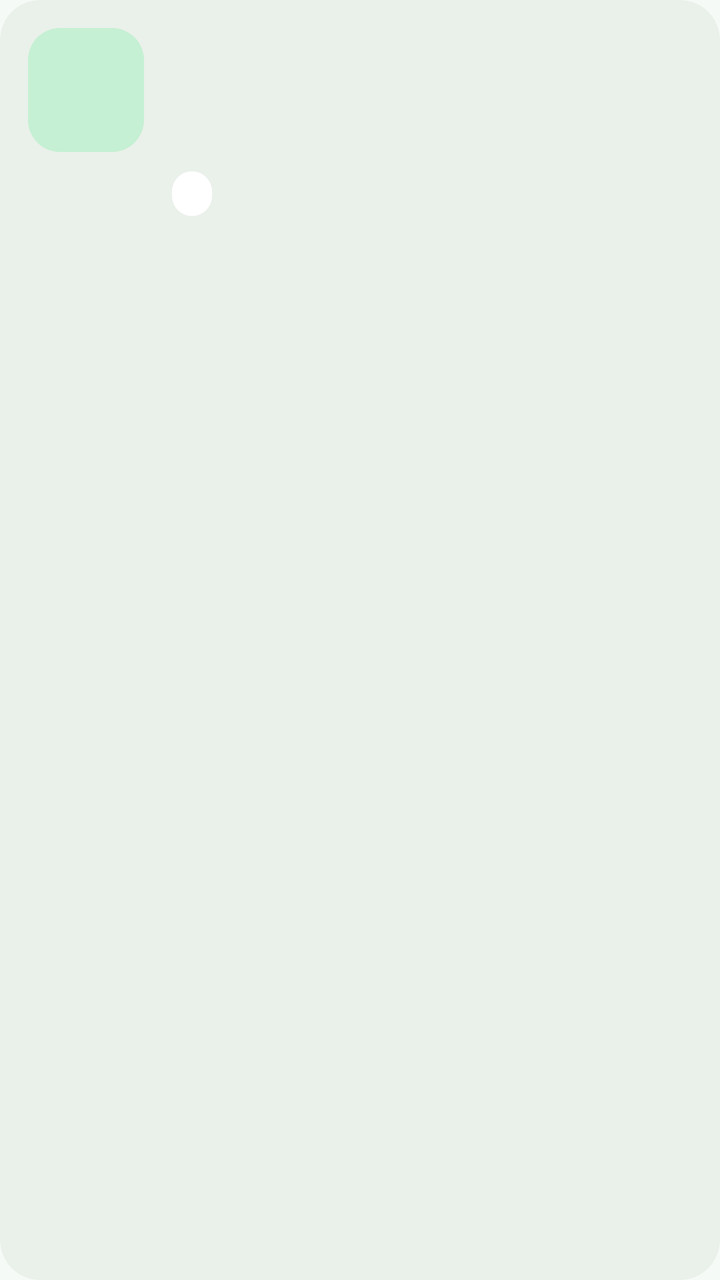
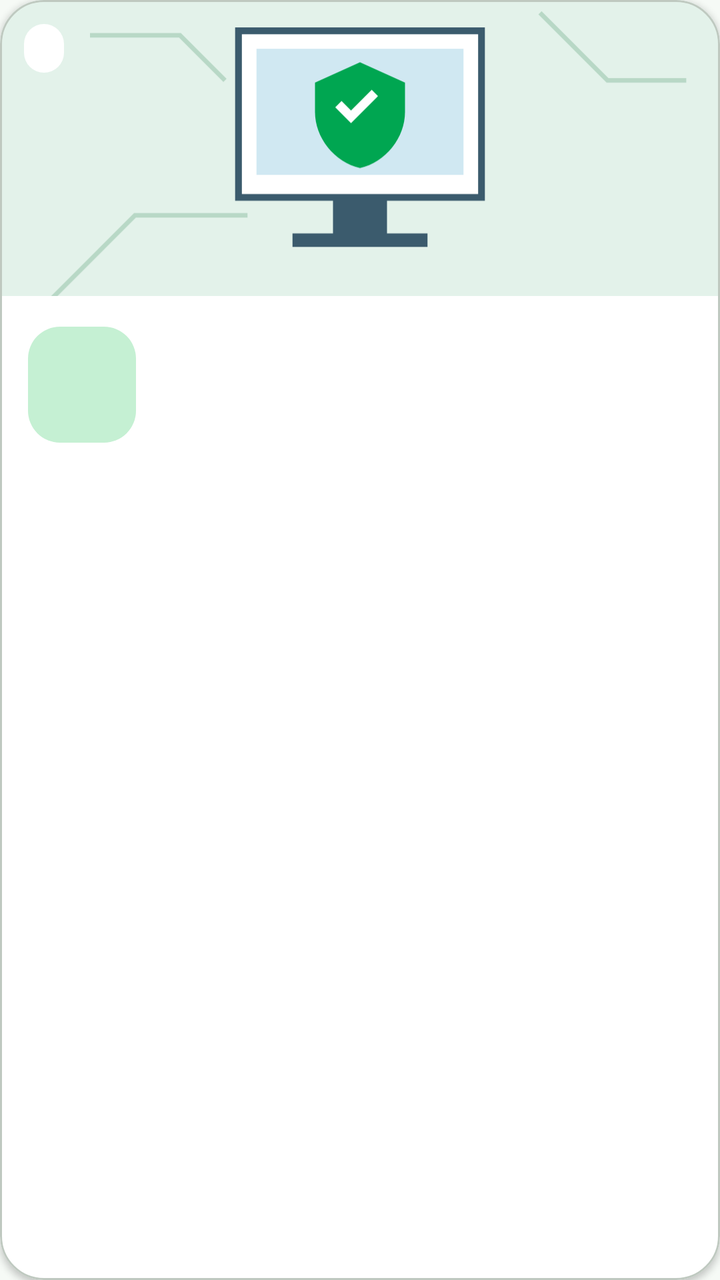

Two renders of the same Android screen: before a commit and after it. Below are the layout's source before the change and the commit's diff.
<!-- AndroidManifest.xml: application theme Theme.ClubHub -->
<!-- res/layout/item_event.xml -->
<?xml version="1.0" encoding="utf-8"?>
<com.google.android.material.card.MaterialCardView xmlns:android="http://schemas.android.com/apk/res/android"
    xmlns:app="http://schemas.android.com/apk/res-auto"
    style="@style/Widget.Material3.CardView.Filled"
    android:layout_width="match_parent"
    android:layout_height="wrap_content"
    android:layout_marginHorizontal="6dp"
    android:layout_marginVertical="6dp"
    android:clickable="true"
    android:focusable="true"
    app:cardBackgroundColor="?attr/colorSurfaceContainer"
    app:cardCornerRadius="20dp"
    app:cardElevation="0dp"
    app:strokeWidth="0dp">

    <LinearLayout
        android:layout_width="match_parent"
        android:layout_height="wrap_content"
        android:orientation="horizontal"
        android:padding="14dp">

        <LinearLayout
            android:layout_width="58dp"
            android:layout_height="62dp"
            android:background="@drawable/bg_date_block"
            android:gravity="center"
            android:orientation="vertical">

            <TextView
                android:id="@+id/tv_day"
                android:layout_width="wrap_content"
                android:layout_height="wrap_content"
                android:textColor="?attr/colorOnPrimaryContainer"
                android:textSize="22sp"
                android:textStyle="bold" />

            <TextView
                android:id="@+id/tv_month"
                android:layout_width="wrap_content"
                android:layout_height="wrap_content"
                android:textColor="?attr/colorOnPrimaryContainer"
                android:textSize="11sp"
                android:textStyle="bold" />
        </LinearLayout>

        <LinearLayout
            android:layout_width="0dp"
            android:layout_height="wrap_content"
            android:layout_marginStart="14dp"
            android:layout_weight="1"
            android:orientation="vertical">

            <TextView
                android:id="@+id/tv_title"
                android:layout_width="match_parent"
                android:layout_height="wrap_content"
                android:ellipsize="end"
                android:maxLines="2"
                android:textAppearance="?attr/textAppearanceTitleMedium"
                android:textStyle="bold" />

            <TextView
                android:id="@+id/tv_meta"
                android:layout_width="match_parent"
                android:layout_height="wrap_content"
                android:layout_marginTop="2dp"
                android:ellipsize="end"
                android:maxLines="1"
                android:textAppearance="?attr/textAppearanceBodyMedium"
                android:textColor="?attr/colorOnSurfaceVariant" />

            <TextView
                android:id="@+id/tv_venue"
                android:layout_width="match_parent"
                android:layout_height="wrap_content"
                android:ellipsize="end"
                android:maxLines="1"
                android:textAppearance="?attr/textAppearanceBodyMedium"
                android:textColor="?attr/colorOnSurfaceVariant" />

            <LinearLayout
                android:layout_width="match_parent"
                android:layout_height="wrap_content"
                android:layout_marginTop="10dp"
                android:gravity="center_vertical"
                android:orientation="horizontal">

                <TextView
                    android:id="@+id/tv_type"
                    android:layout_width="wrap_content"
                    android:layout_height="wrap_content"
                    android:background="@drawable/bg_pill_solid"
                    android:paddingHorizontal="10dp"
                    android:paddingVertical="3dp"
                    android:textSize="12sp"
                    android:textStyle="bold" />

                <TextView
                    android:id="@+id/tv_seats"
                    android:layout_width="0dp"
                    android:layout_height="wrap_content"
                    android:layout_marginStart="10dp"
                    android:layout_weight="1"
                    android:ellipsize="end"
                    android:maxLines="1"
                    android:textAppearance="?attr/textAppearanceLabelMedium"
                    android:textColor="?attr/colorOnSurfaceVariant" />

                <TextView
                    android:id="@+id/tv_status"
                    android:layout_width="wrap_content"
                    android:layout_height="wrap_content"
                    android:layout_marginStart="8dp"
                    android:background="@drawable/bg_pill"
                    android:paddingHorizontal="10dp"
                    android:paddingVertical="3dp"
                    android:textColor="?attr/colorOnPrimaryContainer"
                    android:textSize="12sp"
                    android:textStyle="bold"
                    android:visibility="gone" />
            </LinearLayout>
        </LinearLayout>
    </LinearLayout>
</com.google.android.material.card.MaterialCardView>
<!-- resources referenced by this layout -->
<resources>
  <!-- drawable bg_date_block (drawable) -->
  <?xml version="1.0" encoding="utf-8"?>
  <shape xmlns:android="http://schemas.android.com/apk/res/android"
      android:shape="rectangle">
      <solid android:color="?attr/colorPrimaryContainer" />
      <corners android:radius="16dp" />
  </shape>
  <!-- drawable bg_pill (drawable) -->
  <?xml version="1.0" encoding="utf-8"?>
  <shape xmlns:android="http://schemas.android.com/apk/res/android"
      android:shape="rectangle">
      <solid android:color="?attr/colorPrimaryContainer" />
      <corners android:radius="50dp" />
  </shape>
  <!-- drawable bg_pill_solid (drawable) -->
  <?xml version="1.0" encoding="utf-8"?>
  <shape xmlns:android="http://schemas.android.com/apk/res/android"
      android:shape="rectangle">
      <solid android:color="#FFFFFF" />
      <corners android:radius="50dp" />
  </shape>
  <style name="Theme.ClubHub" parent="Base.Theme.ClubHub" />
  <style name="Widget.ClubHub.TextInputLayout" parent="Widget.Material3.TextInputLayout.OutlinedBox">
          <item name="boxCornerRadiusTopStart">14dp</item>
          <item name="boxCornerRadiusTopEnd">14dp</item>
          <item name="boxCornerRadiusBottomStart">14dp</item>
          <item name="boxCornerRadiusBottomEnd">14dp</item>
      </style>
  <style name="Widget.ClubHub.Button" parent="Widget.Material3.Button">
          <item name="cornerRadius">16dp</item>
      </style>
  <!-- unchanged entries left out for length: 1 -->
</resources>

<!-- the commit's change to res/layout/item_event.xml (unified diff, before → after) -->
@@ -5,119 +5,144 @@
     android:layout_width="match_parent"
     android:layout_height="wrap_content"
     android:layout_marginHorizontal="6dp"
-    android:layout_marginVertical="6dp"
+    android:layout_marginVertical="8dp"
     android:clickable="true"
     android:focusable="true"
-    app:cardBackgroundColor="?attr/colorSurfaceContainer"
-    app:cardCornerRadius="20dp"
-    app:cardElevation="0dp"
-    app:strokeWidth="0dp">
+    app:cardBackgroundColor="?attr/colorSurfaceContainerLowest"
+    app:cardCornerRadius="22dp"
+    app:cardElevation="2dp"
+    app:strokeColor="?attr/colorOutlineVariant"
+    app:strokeWidth="1dp">
 
     <LinearLayout
         android:layout_width="match_parent"
         android:layout_height="wrap_content"
-        android:orientation="horizontal"
-        android:padding="14dp">
+        android:orientation="vertical">
 
-        <LinearLayout
-            android:layout_width="58dp"
-            android:layout_height="62dp"
-            android:background="@drawable/bg_date_block"
-            android:gravity="center"
-            android:orientation="vertical">
+        <FrameLayout
+            android:layout_width="match_parent"
+            android:layout_height="148dp">
+
+            <ImageView
+                android:id="@+id/iv_event_banner"
+                android:layout_width="match_parent"
+                android:layout_height="match_parent"
+                android:contentDescription="@string/title_event"
+                android:scaleType="centerCrop"
+                android:src="@drawable/bg_default_event_banner" />
 
             <TextView
-                android:id="@+id/tv_day"
+                android:id="@+id/tv_type"
                 android:layout_width="wrap_content"
                 android:layout_height="wrap_content"
-                android:textColor="?attr/colorOnPrimaryContainer"
-                android:textSize="22sp"
+                android:layout_gravity="top|start"
+                android:layout_margin="12dp"
+                android:background="@drawable/bg_pill_solid"
+                android:paddingHorizontal="10dp"
+                android:paddingVertical="4dp"
+                android:textSize="12sp"
                 android:textStyle="bold" />
 
             <TextView
-                android:id="@+id/tv_month"
+                android:id="@+id/tv_status"
                 android:layout_width="wrap_content"
                 android:layout_height="wrap_content"
+                android:layout_gravity="top|end"
+                android:layout_margin="12dp"
+                android:background="@drawable/bg_pill"
+                android:paddingHorizontal="10dp"
+                android:paddingVertical="4dp"
                 android:textColor="?attr/colorOnPrimaryContainer"
-                android:textSize="11sp"
-                android:textStyle="bold" />
-        </LinearLayout>
+                android:textSize="12sp"
+                android:textStyle="bold"
+                android:visibility="gone" />
+        </FrameLayout>
 
         <LinearLayout
-            android:layout_width="0dp"
+            android:layout_width="match_parent"
             android:layout_height="wrap_content"
-            android:layout_marginStart="14dp"
-            android:layout_weight="1"
-            android:orientation="vertical">
-
-            <TextView
-                android:id="@+id/tv_title"
-                android:layout_width="match_parent"
-                android:layout_height="wrap_content"
-                android:ellipsize="end"
-                android:maxLines="2"
-                android:textAppearance="?attr/textAppearanceTitleMedium"
-                android:textStyle="bold" />
-
-            <TextView
-                android:id="@+id/tv_meta"
-                android:layout_width="match_parent"
-                android:layout_height="wrap_content"
-                android:layout_marginTop="2dp"
-                android:ellipsize="end"
-                android:maxLines="1"
-                android:textAppearance="?attr/textAppearanceBodyMedium"
-                android:textColor="?attr/colorOnSurfaceVariant" />
-
-            <TextView
-                android:id="@+id/tv_venue"
-                android:layout_width="match_parent"
-                android:layout_height="wrap_content"
-                android:ellipsize="end"
-                android:maxLines="1"
-                android:textAppearance="?attr/textAppearanceBodyMedium"
-                android:textColor="?attr/colorOnSurfaceVariant" />
+            android:gravity="center_vertical"
+            android:baselineAligned="false"
+                        android:orientation="horizontal"
+            android:padding="14dp">
 
             <LinearLayout
-                android:layout_width="match_parent"
-                android:layout_height="wrap_content"
-                android:layout_marginTop="10dp"
-                android:gravity="center_vertical"
-                android:orientation="horizontal">
+                android:layout_width="54dp"
+                android:layout_height="58dp"
+                android:background="@drawable/bg_date_block"
+                android:gravity="center"
+                android:orientation="vertical">
 
                 <TextView
-                    android:id="@+id/tv_type"
+                    android:id="@+id/tv_day"
                     android:layout_width="wrap_content"
                     android:layout_height="wrap_content"
-                    android:background="@drawable/bg_pill_solid"
-                    android:paddingHorizontal="10dp"
-                    android:paddingVertical="3dp"
-                    android:textSize="12sp"
+                    android:textColor="?attr/colorOnPrimaryContainer"
+                    android:textSize="20sp"
                     android:textStyle="bold" />
 
                 <TextView
-                    android:id="@+id/tv_seats"
-                    android:layout_width="0dp"
+                    android:id="@+id/tv_month"
+                    android:layout_width="wrap_content"
                     android:layout_height="wrap_content"
-                    android:layout_marginStart="10dp"
-                    android:layout_weight="1"
+                    android:textColor="?attr/colorOnPrimaryContainer"
+                    android:textSize="11sp"
+                    android:textStyle="bold" />
+            </LinearLayout>
+
+            <LinearLayout
+                android:layout_width="0dp"
+                android:layout_height="wrap_content"
+                android:layout_marginStart="14dp"
+                android:layout_weight="1"
+                android:orientation="vertical">
+
+                <TextView
+                    android:id="@+id/tv_title"
+                    android:layout_width="match_parent"
+                    android:layout_height="wrap_content"
+                    android:ellipsize="end"
+                    android:maxLines="2"
+                    android:textAppearance="?attr/textAppearanceTitleMedium"
+                    android:textStyle="bold" />
+
+                <TextView
+                    android:id="@+id/tv_meta"
+                    android:layout_width="match_parent"
+                    android:layout_height="wrap_content"
+                    android:layout_marginTop="2dp"
                     android:ellipsize="end"
                     android:maxLines="1"
-                    android:textAppearance="?attr/textAppearanceLabelMedium"
+                    android:textAppearance="?attr/textAppearanceBodyMedium"
                     android:textColor="?attr/colorOnSurfaceVariant" />
 
-                <TextView
-                    android:id="@+id/tv_status"
-                    android:layout_width="wrap_content"
+                <LinearLayout
+                    android:layout_width="match_parent"
                     android:layout_height="wrap_content"
-                    android:layout_marginStart="8dp"
-                    android:background="@drawable/bg_pill"
-                    android:paddingHorizontal="10dp"
-                    android:paddingVertical="3dp"
-                    android:textColor="?attr/colorOnPrimaryContainer"
-                    android:textSize="12sp"
-                    android:textStyle="bold"
-                    android:visibility="gone" />
+                    android:layout_marginTop="2dp"
+                    android:gravity="center_vertical"
+                    android:baselineAligned="false"
+                        android:orientation="horizontal">
+
+                    <TextView
+                        android:id="@+id/tv_venue"
+                        android:layout_width="0dp"
+                        android:layout_height="wrap_content"
+                        android:layout_weight="1"
+                        android:ellipsize="end"
+                        android:maxLines="1"
+                        android:textAppearance="?attr/textAppearanceBodySmall"
+                        android:textColor="?attr/colorOnSurfaceVariant" />
+
+                    <TextView
+                        android:id="@+id/tv_seats"
+                        android:layout_width="wrap_content"
+                        android:layout_height="wrap_content"
+                        android:layout_marginStart="8dp"
+                        android:textAppearance="?attr/textAppearanceLabelMedium"
+                        android:textColor="?attr/colorPrimary"
+                        android:textStyle="bold" />
+                </LinearLayout>
             </LinearLayout>
         </LinearLayout>
     </LinearLayout>
<!-- resource entries referenced after the edit -->
@@ -7,6 +7,38 @@
       <solid android:color="?attr/colorPrimaryContainer" />
       <corners android:radius="16dp" />
   </shape>
+  <!-- drawable bg_default_event_banner (drawable) -->
+  <?xml version="1.0" encoding="utf-8"?>
+  <vector xmlns:android="http://schemas.android.com/apk/res/android"
+      android:width="320dp"
+      android:height="180dp"
+      android:viewportWidth="320"
+      android:viewportHeight="180">
+      <path
+          android:fillColor="#E3F2EA"
+          android:pathData="M0,0h320v180h-320z" />
+      <path
+          android:strokeColor="#B8D8C6"
+          android:strokeWidth="2"
+          android:pathData="M20,160 L60,120 L110,120 M240,30 L270,60 L305,60 M40,40 L80,40 L100,60" />
+      <path
+          android:fillColor="#FFFFFF"
+          android:strokeColor="#3B5B6D"
+          android:strokeWidth="3"
+          android:pathData="M106,38h108v74h-108z" />
+      <path
+          android:fillColor="#D0E8F2"
+          android:pathData="M114,46h92v56h-92z" />
+      <path
+          android:fillColor="#3B5B6D"
+          android:pathData="M148,112h24v16h-24zM130,128h60v6h-60z" />
+      <path
+          android:fillColor="#00A651"
+          android:pathData="M160,52l-20,9v13c0,11.5 8.5,22.3 20,25 11.5,-2.7 20,-13.5 20,-25V61l-20,-9z" />
+      <path
+          android:fillColor="#FFFFFF"
+          android:pathData="M156,79l-7,-7 2.8,-2.8 4.2,4.2 9.2,-9.2 2.8,2.8z" />
+  </vector>
   <!-- drawable bg_pill (drawable) -->
   <?xml version="1.0" encoding="utf-8"?>
   <shape xmlns:android="http://schemas.android.com/apk/res/android"
@@ -21,6 +53,7 @@
       <solid android:color="#FFFFFF" />
       <corners android:radius="50dp" />
   </shape>
+  <string name="title_event">Event</string>
   <style name="Theme.ClubHub" parent="Base.Theme.ClubHub" />
   <style name="Widget.ClubHub.TextInputLayout" parent="Widget.Material3.TextInputLayout.OutlinedBox">
           <item name="boxCornerRadiusTopStart">14dp</item>
